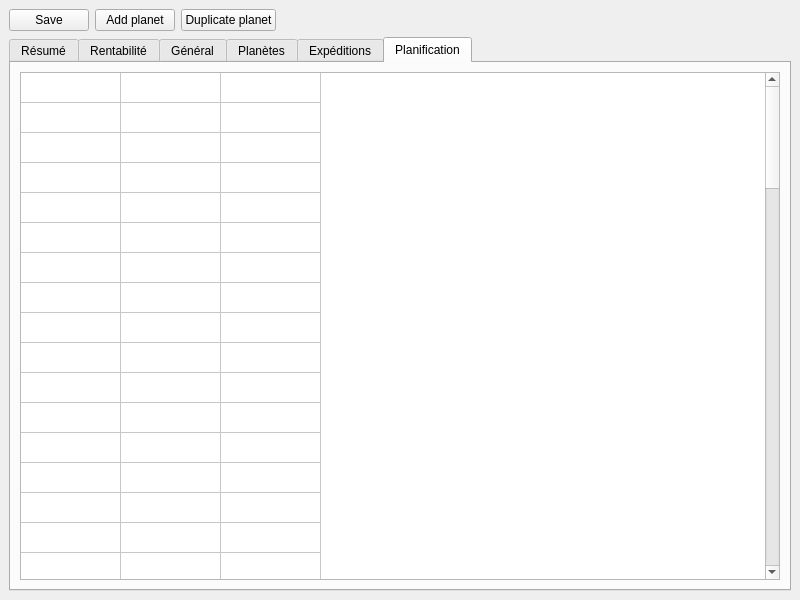
Before: the Qt Designer form mainwindow.ui in crocomo83/OgameHelper, drawn with Qt 5.
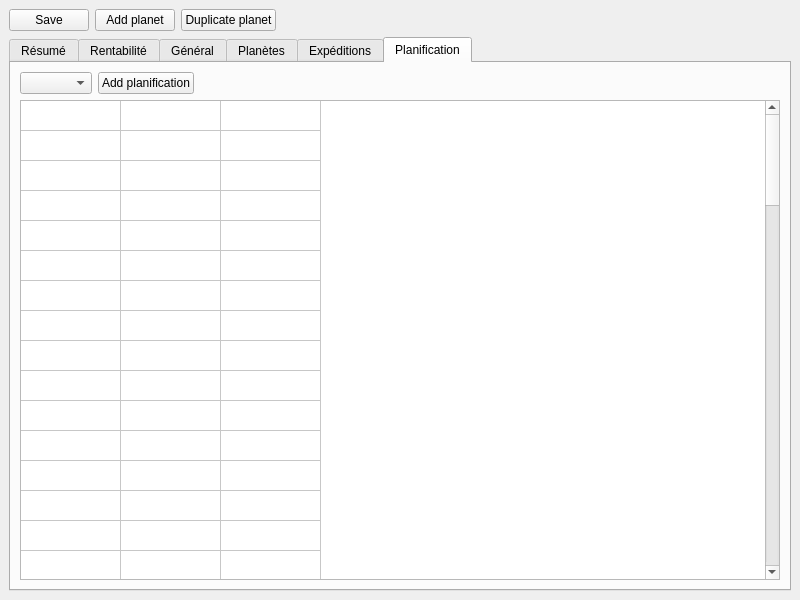
After: the same form once the commit is applied.

Diff of the .ui file:
```diff
--- a/mainwindow.ui
+++ b/mainwindow.ui
@@ -396,6 +396,33 @@
           <string>Planification</string>
          </attribute>
          <layout class="QVBoxLayout" name="verticalLayout_5">
+          <item>
+           <layout class="QHBoxLayout" name="horizontalLayout_5">
+            <item>
+             <widget class="QComboBox" name="choicePlanif"/>
+            </item>
+            <item>
+             <widget class="QPushButton" name="addPlanif">
+              <property name="text">
+               <string>Add planification</string>
+              </property>
+             </widget>
+            </item>
+            <item>
+             <spacer name="horizontalSpacer_2">
+              <property name="orientation">
+               <enum>Qt::Orientation::Horizontal</enum>
+              </property>
+              <property name="sizeHint" stdset="0">
+               <size>
+                <width>40</width>
+                <height>20</height>
+               </size>
+              </property>
+             </spacer>
+            </item>
+           </layout>
+          </item>
           <item>
            <widget class="QTableWidget" name="planificationTab">
             <property name="showGrid">
```
